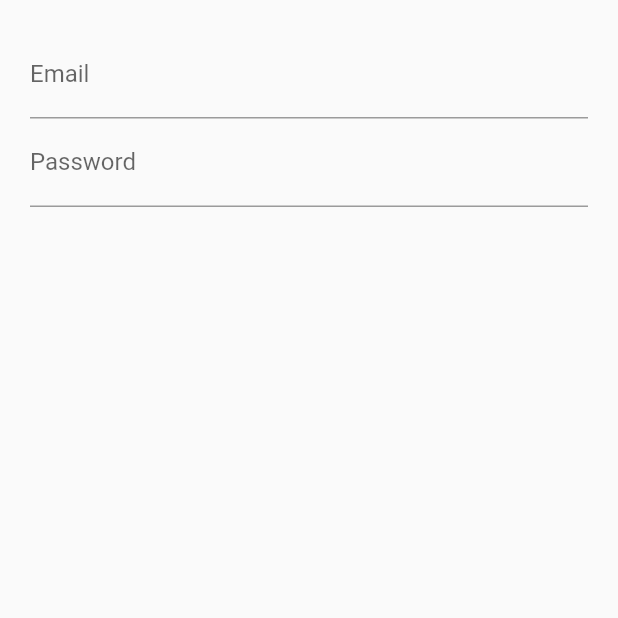
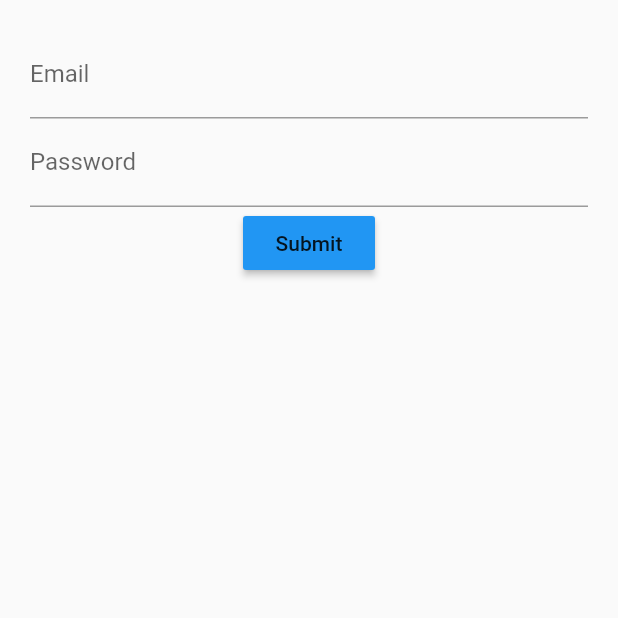
Before and after one commit to karthik98765/login, a Flutter app: the screen it shows after launch, on a phone screen of 412 x 824 dp, the top half of it. Run offline on Flutter 3.47's test engine with Material 2 defaults, Android fonts, the phone set to English and light mode, and no system bars.

```diff
--- a/lib/src/screens/login_screen.dart
+++ b/lib/src/screens/login_screen.dart
@@ -15,7 +15,7 @@ class LoginScreenState extends State<LoginScreen> {
           children: [
             emailField(),
             passwordField(),
-            // submitButton(),
+            submitButton(),
           ],
         ),
       ),
@@ -42,6 +42,10 @@ class LoginScreenState extends State<LoginScreen> {
   }
 
   Widget submitButton() {
-
+    return RaisedButton(
+      color: Colors.blue,
+      child: Text('Submit'),
+      onPressed: () {},
+    );
   }
 }
```
